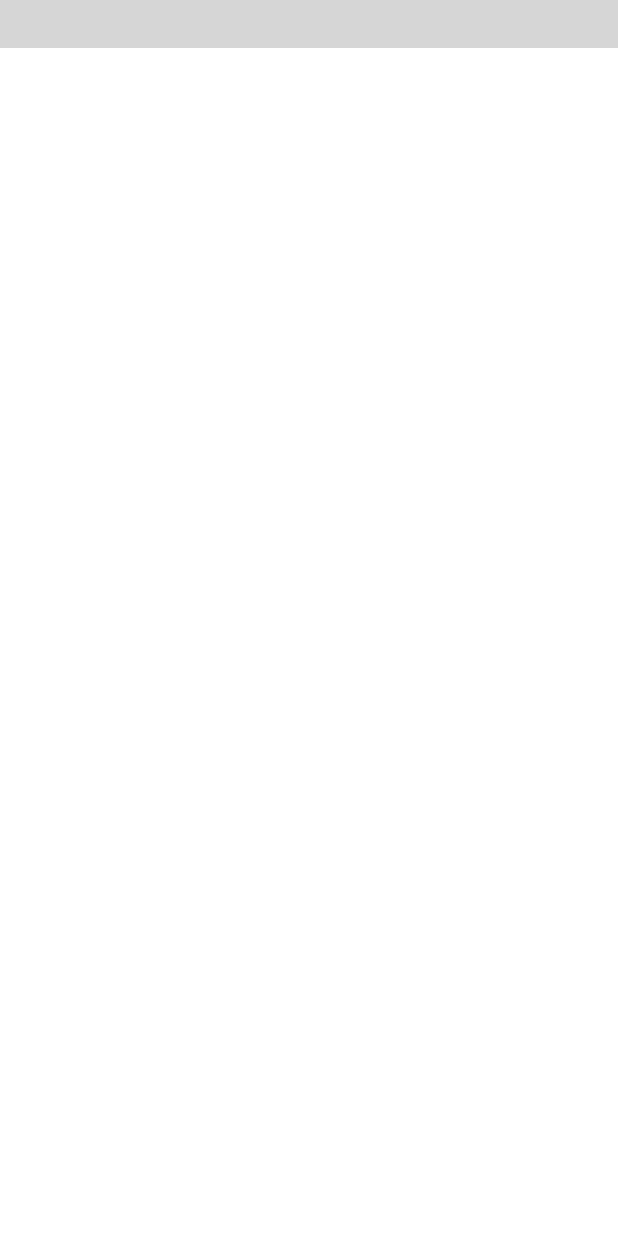
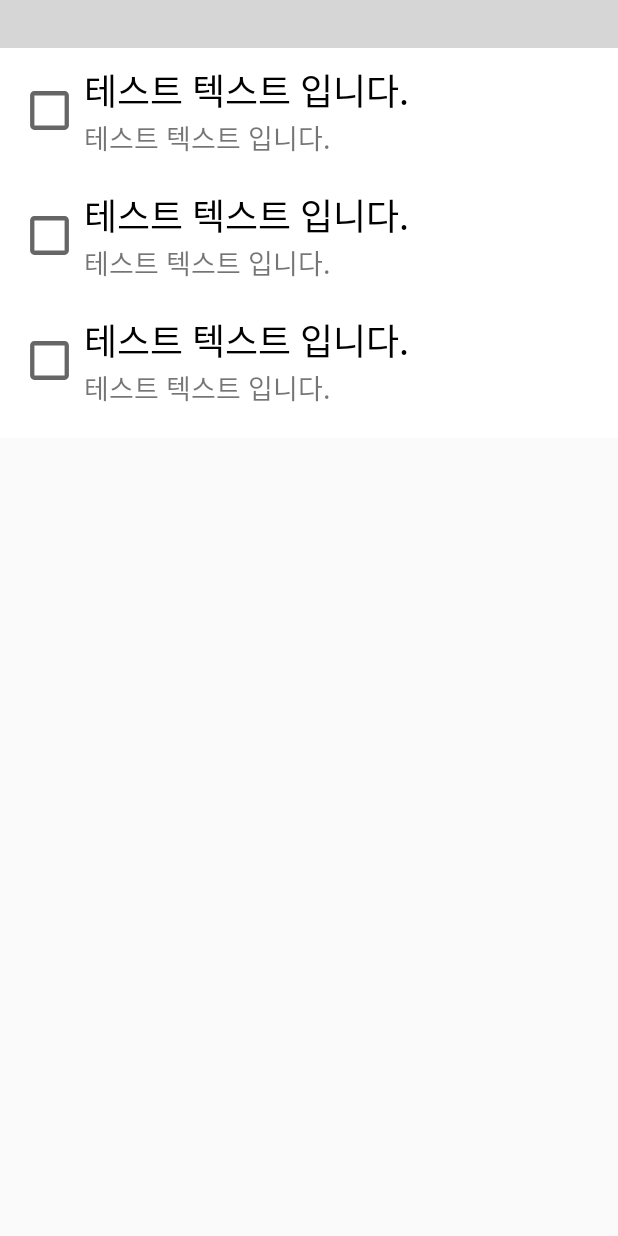
Before and after one commit to HeeSungUm/Mocon, an Android app: the layout fragment_calendar.xml on its own in the app's theme, with its tools: preview values and no code run, on a phone screen of 412 x 824 dp. Run offline under Robolectric (Android 15) with nearby library versions, the phone set to English and light mode, and no system bars; plain views replace CalendarView; grey boxes are pictures that could not be loaded.

Commit message:
Calendar Recycler UI개선

```diff
--- a/app/src/main/res/layout/calender_reminder_item.xml
+++ b/app/src/main/res/layout/calender_reminder_item.xml
@@ -1,16 +1,18 @@
 <?xml version="1.0" encoding="utf-8"?>
 <androidx.constraintlayout.widget.ConstraintLayout xmlns:android="http://schemas.android.com/apk/res/android"
     android:layout_width="match_parent"
-    android:layout_height="80dp"
+    android:layout_height="wrap_content"
+    android:padding="10dp"
     xmlns:app="http://schemas.android.com/apk/res-auto"
     xmlns:tools="http://schemas.android.com/tools">
     <CheckBox
         android:layout_width="46dp"
         android:layout_height="46dp"
         app:layout_constraintTop_toTopOf="parent"
+        app:layout_constraintBottom_toBottomOf="parent"
         app:layout_constraintLeft_toLeftOf="parent"
-        android:layout_marginTop="16dp"
-        android:layout_marginStart="16dp"
+        app:layout_constraintRight_toLeftOf="@id/calendar_remind_heading"
+
         android:button="@null"
         android:background="?android:attr/listChoiceIndicatorMultiple"
         android:id="@+id/calendar_remind_checkbox"
@@ -19,8 +21,8 @@
         android:layout_width="wrap_content"
         android:layout_height="wrap_content"
         app:layout_constraintTop_toTopOf="parent"
+        app:layout_constraintBottom_toTopOf="@id/calendar_remind_desc"
         tools:text="테스트 텍스트 입니다."
-        android:layout_marginTop="21dp"
         android:textSize="24sp"
         android:textColor="#000"
         app:layout_constraintLeft_toRightOf="@id/calendar_remind_checkbox"
@@ -31,6 +33,7 @@
         android:layout_height="wrap_content"
         app:layout_constraintLeft_toLeftOf="@id/calendar_remind_heading"
         app:layout_constraintTop_toBottomOf="@id/calendar_remind_heading"
+        app:layout_constraintBottom_toBottomOf="parent"
         tools:text="테스트 텍스트 입니다."
         android:textSize="18sp"/>
 
--- a/app/src/main/res/layout/fragment_calendar.xml
+++ b/app/src/main/res/layout/fragment_calendar.xml
@@ -1,36 +1,41 @@
 <?xml version="1.0" encoding="utf-8"?>
-<androidx.constraintlayout.widget.ConstraintLayout xmlns:android="http://schemas.android.com/apk/res/android"
+<ScrollView
+    xmlns:android="http://schemas.android.com/apk/res/android"
     xmlns:app="http://schemas.android.com/apk/res-auto"
     xmlns:tools="http://schemas.android.com/tools"
-    android:id="@+id/calendar"
     android:layout_width="match_parent"
-    android:layout_height="match_parent"
+    android:layout_height="wrap_content"
     tools:context=".ui.calendar.CalendarFragment"
+    android:fillViewport="true"
     android:background="#fff">
-    <ScrollView
-        android:layout_width="match_parent"
-        android:layout_height="match_parent">
+
     <androidx.constraintlayout.widget.ConstraintLayout
         android:layout_width="match_parent"
         android:layout_height="wrap_content">
+
         <com.applandeo.materialcalendarview.CalendarView
             android:id="@+id/calendarView"
             android:layout_width="match_parent"
-                android:layout_height="match_parent"
+            android:layout_height="wrap_content"
             app:headerColor="#fff"
             app:headerLabelColor="#000"
             app:eventsEnabled="true"
             app:type="one_day_picker"
-                app:selectionColor="@color/colorPrimary"/>
+            app:selectionColor="@color/colorPrimary"
+            app:layout_constraintTop_toTopOf="parent"
+            app:layout_constraintBottom_toTopOf="@id/calendarRecyclerView"
+            />
+
             <androidx.recyclerview.widget.RecyclerView
                 android:id="@+id/calendarRecyclerView"
                 android:layout_width="match_parent"
-                android:layout_height="wrap_content"
-                app:layout_constraintTop_toBottomOf="@id/calendarView" />
+                android:layout_height="match_parent"
+                app:layout_constraintTop_toBottomOf="@id/calendarView"
+                tools:listitem="@layout/calender_reminder_item"
+                android:layout_marginBottom="10dp"
+                />
     </androidx.constraintlayout.widget.ConstraintLayout>
 
 
+
 </ScrollView>
-
-
-</androidx.constraintlayout.widget.ConstraintLayout>
```
Lines whose indentation alone changed are shown as unchanged.
